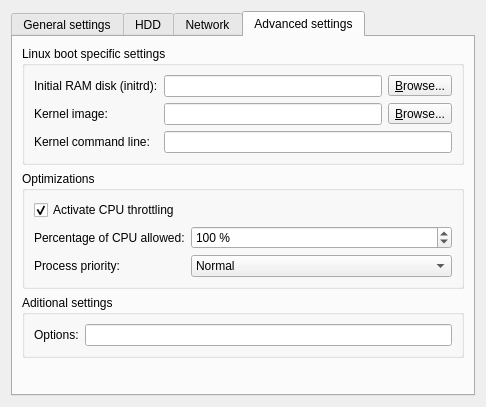
Old version of the form gns3/modules/qemu/ui/qemu_vm_configuration_page.ui in the repository GNS3/gns3-gui.
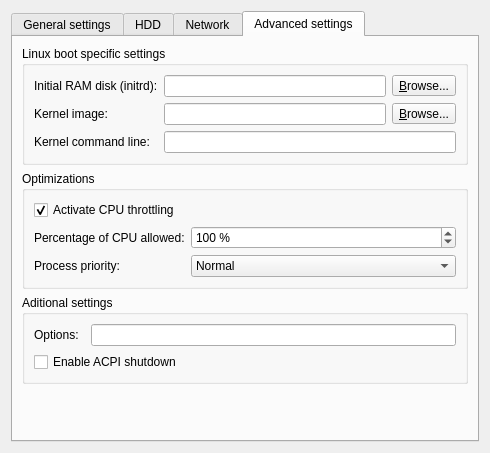
New version of the form. The open tabs and pages were chosen to show the change.

Commit message: ACPI shutdown support for Qemu VMs.

What changed in the file:
```diff
--- a/gns3/modules/qemu/ui/qemu_vm_configuration_page.ui
+++ b/gns3/modules/qemu/ui/qemu_vm_configuration_page.ui
@@ -6,8 +6,8 @@
    <rect>
     <x>0</x>
     <y>0</y>
-    <width>486</width>
-    <height>407</height>
+    <width>490</width>
+    <height>453</height>
    </rect>
   </property>
   <property name="windowTitle">
@@ -486,6 +486,13 @@
           <item row="0" column="2">
            <widget class="QLineEdit" name="uiQemuOptionsLineEdit"/>
           </item>
+          <item row="1" column="0" colspan="3">
+           <widget class="QCheckBox" name="uiACPIShutdownCheckBox">
+            <property name="text">
+             <string>Enable ACPI shutdown</string>
+            </property>
+           </widget>
+          </item>
          </layout>
          <zorder>uiQemuOptionsLineEdit</zorder>
          <zorder>uiQemuOptionsLabel</zorder>
```
Left out of the diff: 1 changed line with no effect on the pictures. The commit also changes 4 other files.
